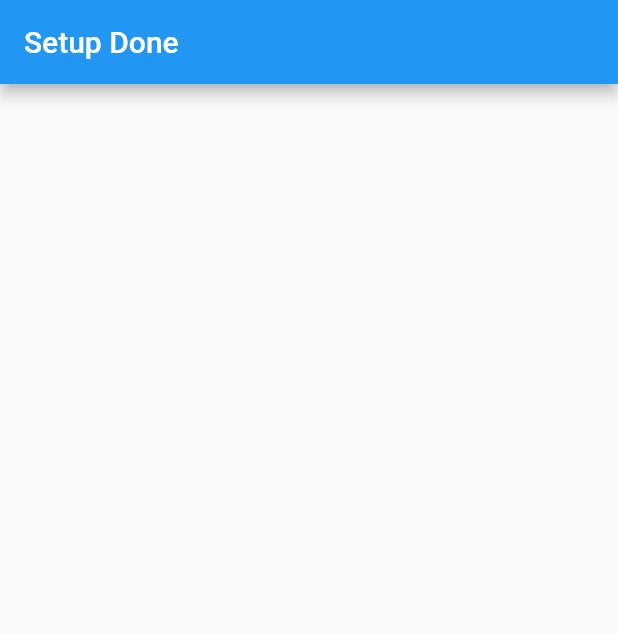
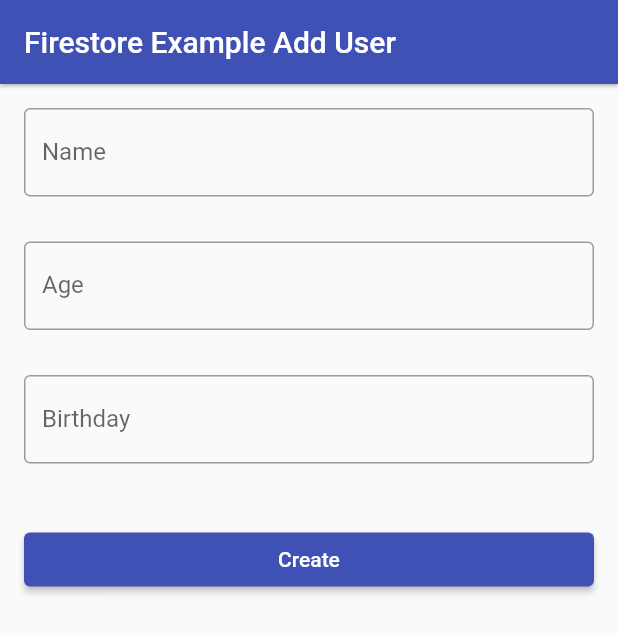
Before and after one commit to atultiwari7388/flutter-firebase-crud-operation, a Flutter app: the screen it shows after launch, on a phone screen of 412 x 824 dp. Shown: the top 633 px of the screen. Run offline on Flutter 3.47's test engine with Material 2 defaults, Android fonts, the phone set to English and light mode, and no system bars; drawn by our look-alikes of datetime_picker_formfield; our stand-ins replace cloud_firestore, firebase_core; accounts and stored records are empty.

Commit message:
store users data to firebase firestore

```diff
--- a/lib/main.dart
+++ b/lib/main.dart
@@ -1,5 +1,8 @@
+import 'package:cloud_firestore/cloud_firestore.dart';
+import 'package:datetime_picker_formfield/datetime_picker_formfield.dart';
 import 'package:firebase_core/firebase_core.dart';
 import 'package:flutter/material.dart';
+import 'package:intl/intl.dart';
 
 Future main() async {
   WidgetsFlutterBinding.ensureInitialized();
@@ -14,15 +17,110 @@
   @override
   Widget build(BuildContext context) {
     return MaterialApp(
-      title: 'Flutter Demo',
+      title: 'Flutter Crud Operation',
       theme: ThemeData(
-        primarySwatch: Colors.blue,
+        primarySwatch: Colors.indigo,
       ),
-      home: Scaffold(
-        appBar: AppBar(
-          title: Text("Setup Done"),
-        ),
+      debugShowCheckedModeBanner: false,
+      home: HomeScreen(),
+    );
+  }
+}
+
+class HomeScreen extends StatefulWidget {
+  const HomeScreen({Key? key}) : super(key: key);
+
+  @override
+  State<HomeScreen> createState() => _HomeScreenState();
+}
+
+class _HomeScreenState extends State<HomeScreen> {
+  final controllerName = TextEditingController();
+  final controllerAge = TextEditingController();
+  final controllerDate = TextEditingController();
+
+  @override
+  Widget build(BuildContext context) {
+    return Scaffold(
+      appBar: AppBar(
+        elevation: 1.0,
+        title: Text('Firestore Example Add User'),
+      ),
+      body: ListView(
+        padding: EdgeInsets.all(16.0),
+        children: [
+          TextField(controller: controllerName, decoration: decoration("Name")),
+          SizedBox(height: 30),
+          TextField(
+            controller: controllerAge,
+            decoration: decoration("Age"),
+            keyboardType: TextInputType.number,
+          ),
+          SizedBox(height: 30),
+          DateTimeField(
+            controller: controllerDate,
+            decoration: decoration("Birthday"),
+            format: DateFormat('yyyy-MM-dd'),
+            onShowPicker: (context, currentValue) => showDatePicker(
+              context: context,
+              initialDate: currentValue ?? DateTime.now(),
+              firstDate: DateTime(1900),
+              lastDate: DateTime(2100),
+            ),
+          ),
+          SizedBox(height: 40),
+          ElevatedButton(
+            child: Text("Create"),
+            onPressed: () {
+              final user = User(
+                name: controllerName.text,
+                age: int.parse(controllerAge.text),
+                birthday: DateTime.parse(controllerDate.text),
+              );
+              createUser(user);
+            },
+          ),
+        ],
       ),
     );
   }
+
+  InputDecoration decoration(String label) => InputDecoration(
+        labelText: label,
+        border: OutlineInputBorder(),
+      );
+
+  Future createUser(User user) async {
+    //Reference to database document
+    final docUser = FirebaseFirestore.instance.collection('users').doc();
+    user.id = docUser.id;
+    final json = user.toJson();
+    // create document and write data to firebase
+    await docUser.set(json);
+    ScaffoldMessenger.of(context).showSnackBar(SnackBar(
+      content: Text("User created"),
+      backgroundColor: Colors.green,
+    ));
+  }
 }
+
+class User {
+  String id;
+  final String name;
+  final int age;
+  final DateTime birthday;
+
+  User({
+    this.id = "",
+    required this.name,
+    required this.age,
+    required this.birthday,
+  });
+
+  Map<String, dynamic> toJson() => {
+        'id': id,
+        'name': name,
+        'age': age,
+        'birthday': birthday,
+      };
+}
--- a/pubspec.yaml
+++ b/pubspec.yaml
@@ -10,7 +10,9 @@
 dependencies:
   cloud_firestore: ^3.1.6
   cupertino_icons: ^1.0.2
+  intl: ^0.17.0
   firebase_core: ^1.11.0
+  datetime_picker_formfield: ^2.0.0
   flutter:
     sdk: flutter
 
```
Also changed, not shown: pubspec.lock.
